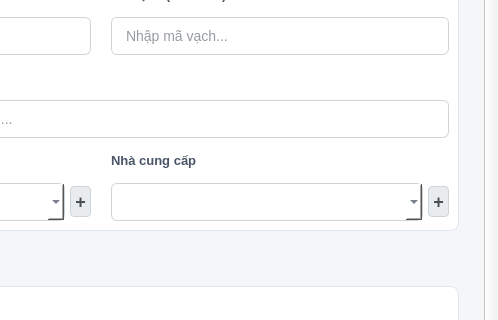
The window that app/ui/product/views/product_form.ui (minhtoan3131/stationpos-python-coursework-basic) describes before a commit, drawn with Qt 5; both pictures show x 282 to 780 and y 154 to 474 of the 780 by 800 pixel window.
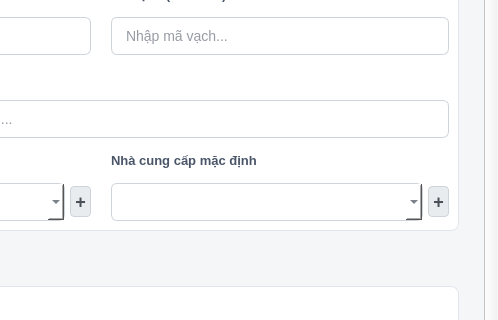
The same window after the commit.

What changed in the file:
```diff
--- a/app/ui/product/views/product_form.ui
+++ b/app/ui/product/views/product_form.ui
@@ -81,7 +81,7 @@
       <property name="geometry">
        <rect>
         <x>0</x>
-        <y>-217</y>
+        <y>0</y>
         <width>765</width>
         <height>834</height>
        </rect>
@@ -169,7 +169,7 @@
           <item row="4" column="1">
            <widget class="QLabel" name="lbl_supplier">
             <property name="text">
-             <string>Nhà cung cấp</string>
+             <string>Nhà cung cấp mặc định</string>
             </property>
            </widget>
           </item>
```
